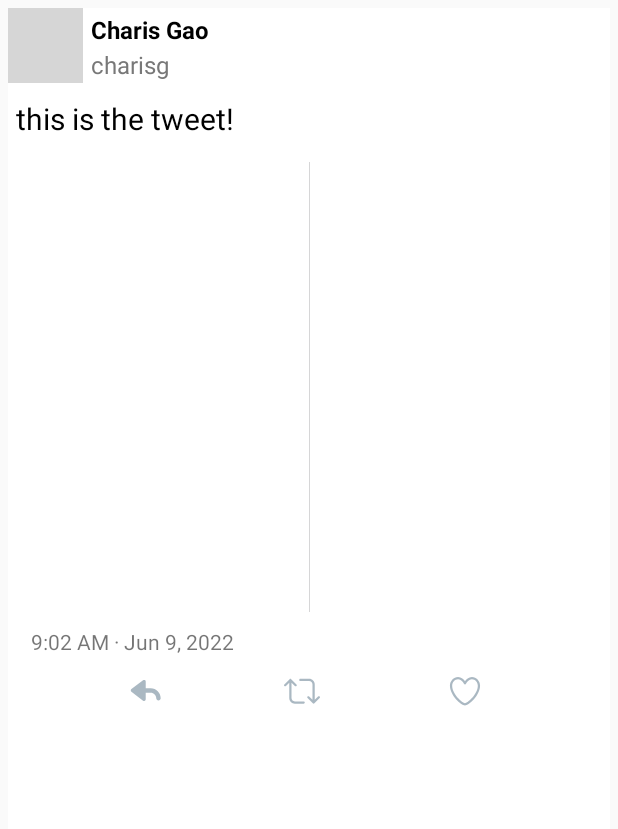
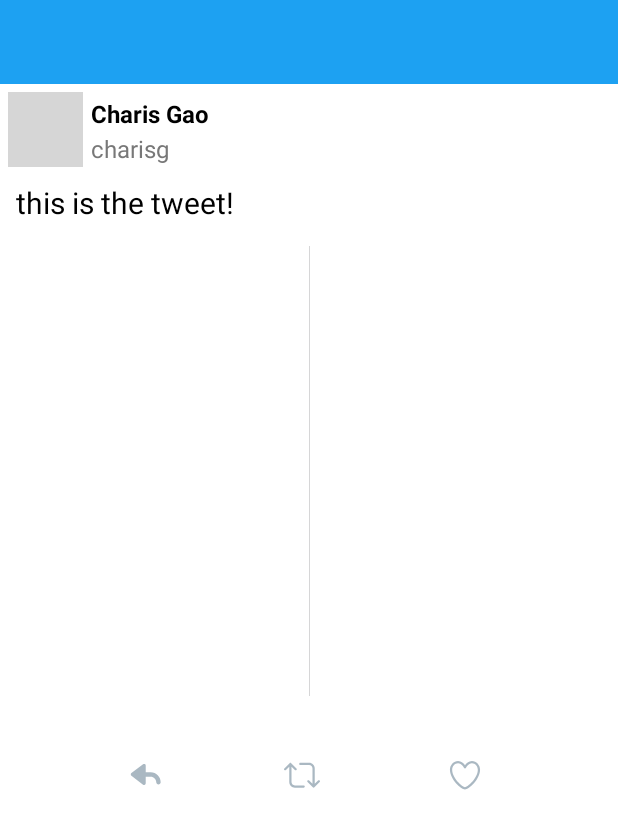
Before and after one commit to charisgao/Twitter, an Android app: the layout activity_tweet_details.xml on its own in the app's theme, with its tools: preview values and no code run, on a phone screen of 412 x 824 dp. Shown: the top 829 px of the screen. Run offline under Robolectric (Android 15) with nearby library versions, the phone set to English and light mode, and no system bars; grey boxes are pictures that could not be loaded.

Commit message:
responsive scrolling

```diff
--- a/app/build.gradle
+++ b/app/build.gradle
@@ -62,4 +62,9 @@ dependencies {
 
     // Swipe refresh layout
     implementation 'androidx.swiperefreshlayout:swiperefreshlayout:1.1.0'
+
+    // Reacting to scroll
+    implementation 'androidx.appcompat:appcompat:1.3.1'
+    implementation 'androidx.recyclerview:recyclerview:1.2.1'
+    implementation 'com.google.android.material:material:1.4.0'
 }
--- a/app/src/main/java/com/codepath/apps/restclienttemplate/TimelineActivity.java
+++ b/app/src/main/java/com/codepath/apps/restclienttemplate/TimelineActivity.java
@@ -2,6 +2,7 @@ package com.codepath.apps.restclienttemplate;
 
 import androidx.annotation.Nullable;
 import androidx.appcompat.app.AppCompatActivity;
+import androidx.appcompat.widget.Toolbar;
 import androidx.recyclerview.widget.DividerItemDecoration;
 import androidx.recyclerview.widget.LinearLayoutManager;
 import androidx.recyclerview.widget.RecyclerView;
@@ -69,9 +70,11 @@ public class TimelineActivity extends AppCompatActivity implements TweetsAdapter
         rvTweets.setLayoutManager(linearLayoutManager);
         rvTweets.setAdapter(adapter);
 
-
         DividerItemDecoration dividerItemDecoration = new DividerItemDecoration(this, linearLayoutManager.getOrientation());
         rvTweets.addItemDecoration(dividerItemDecoration);
+
+        Toolbar toolbar = (Toolbar) findViewById(R.id.toolbar);
+        setSupportActionBar(toolbar);
 
         populateHomeTimeline();
 
--- a/app/src/main/java/com/codepath/apps/restclienttemplate/TweetDetailsActivity.java
+++ b/app/src/main/java/com/codepath/apps/restclienttemplate/TweetDetailsActivity.java
@@ -1,6 +1,7 @@
 package com.codepath.apps.restclienttemplate;
 
 import androidx.appcompat.app.AppCompatActivity;
+import androidx.appcompat.widget.Toolbar;
 
 import android.content.Intent;
 import android.os.Bundle;
@@ -57,6 +58,9 @@ public class TweetDetailsActivity extends AppCompatActivity {
         ibRetweet = findViewById(R.id.ibRetweet);
         ibHeart = findViewById(R.id.ibHeart);
         tvDetailTimestamp = findViewById(R.id.tvDetailTimestamp);
+
+        Toolbar toolbarDetail = (Toolbar) findViewById(R.id.toolbarDetail);
+        setSupportActionBar(toolbarDetail);
 
         tweet = (Tweet) Parcels.unwrap(getIntent().getParcelableExtra(Tweet.class.getSimpleName()));
         position = getIntent().getIntExtra("position", 0);
--- a/app/src/main/res/drawable-xhdpi/ic_vector_compose.xml
+++ b/app/src/main/res/drawable-xhdpi/ic_vector_compose.xml
@@ -1,5 +1,5 @@
 <?xml version="1.0" encoding="utf-8"?>
-<vector android:height="24.0dip" android:width="24.0dip" android:viewportWidth="24.0" android:viewportHeight="24.0"
+<vector android:height="24.0dip" android:width="24.0dip" android:viewportWidth="24.0" android:viewportHeight="24.0" android:tint="#FFFFFF"
   xmlns:android="http://schemas.android.com/apk/res/android">
     <path android:fillColor="#ff000000" android:pathData="M23.38,3.282l-0.012,-0.116 -0.115,0.014c-0.085,0.01 -8.69,1.11 -13.636,11.09 -3.575,7.215 -3.372,9.326 -3.1,9.377 0.27,0.05 3.184,-6.168 6.342,-8.715 4.907,-1.075 6.206,-3.427 6.206,-3.427s-1.414,0.235 -1.97,0.21c-0.776,-0.038 -1.335,-0.216 -1.59,-0.315 1.267,-1.157 2.25,-1.377 3.29,-1.61 0.858,-0.19 1.746,-0.39 2.805,-1.145 2.16,-1.54 1.797,-5.207 1.78,-5.363zM8.802,7.504H5.93V4.63c0,-0.415 -0.338,-0.75 -0.753,-0.75s-0.752,0.335 -0.752,0.75v2.874H1.552c-0.415,0 -0.752,0.336 -0.752,0.752s0.337,0.752 0.752,0.752h2.873v2.873c0,0.417 0.337,0.753 0.752,0.753s0.752,-0.336 0.752,-0.752V9.01H8.8c0.415,0 0.752,-0.336 0.752,-0.752s-0.337,-0.752 -0.752,-0.752z" />
 </vector>
--- a/app/src/main/res/drawable-xhdpi/ic_vector_home.xml
+++ b/app/src/main/res/drawable-xhdpi/ic_vector_home.xml
@@ -1,5 +1,5 @@
 <?xml version="1.0" encoding="utf-8"?>
-<vector android:height="24.0dip" android:width="24.0dip" android:viewportWidth="24.0" android:viewportHeight="24.0"
+<vector android:height="24.0dip" android:width="24.0dip" android:viewportWidth="24.0" android:viewportHeight="24.0" android:tint="#FFFFFF"
   xmlns:android="http://schemas.android.com/apk/res/android">
     <path android:fillColor="#ff000000" android:pathData="M22.58,7.35L12.475,1.897c-0.297,-0.16 -0.654,-0.16 -0.95,0L1.425,7.35c-0.486,0.264 -0.667,0.87 -0.405,1.356 0.18,0.335 0.525,0.525 0.88,0.525 0.16,0 0.324,-0.038 0.475,-0.12l0.734,-0.396 1.59,11.25c0.216,1.214 1.31,2.062 2.66,2.062h9.282c1.35,0 2.444,-0.848 2.662,-2.088l1.588,-11.225 0.737,0.398c0.485,0.263 1.092,0.082 1.354,-0.404 0.263,-0.486 0.08,-1.093 -0.404,-1.355zM12,15.435c-1.795,0 -3.25,-1.455 -3.25,-3.25s1.455,-3.25 3.25,-3.25 3.25,1.455 3.25,3.25 -1.455,3.25 -3.25,3.25z" />
 </vector>
--- a/app/src/main/res/layout/activity_tweet_details.xml
+++ b/app/src/main/res/layout/activity_tweet_details.xml
@@ -1,11 +1,25 @@
 <?xml version="1.0" encoding="utf-8"?>
-<androidx.constraintlayout.widget.ConstraintLayout xmlns:android="http://schemas.android.com/apk/res/android"
+<LinearLayout
+    xmlns:android="http://schemas.android.com/apk/res/android"
     xmlns:app="http://schemas.android.com/apk/res-auto"
     xmlns:tools="http://schemas.android.com/tools"
     android:layout_width="match_parent"
     android:layout_height="match_parent"
+    android:orientation="vertical"
+    android:background="#FFFFFF">
+
+    <androidx.appcompat.widget.Toolbar
+        android:id="@+id/toolbarDetail"
+        android:layout_width="match_parent"
+        android:layout_height="wrap_content"
+        android:background="?attr/colorPrimary"
+        android:minHeight="?attr/actionBarSize"
+        android:theme="?attr/actionBarTheme" />
+
+    <androidx.constraintlayout.widget.ConstraintLayout
+        android:layout_width="match_parent"
+        android:layout_height="wrap_content"
         android:layout_margin="5dp"
-    android:background="#FFFFFF"
         tools:context=".TweetDetailsActivity">
 
         <ImageView
@@ -128,3 +142,5 @@
         </androidx.constraintlayout.widget.ConstraintLayout>
 
     </androidx.constraintlayout.widget.ConstraintLayout>
+
+</LinearLayout>
--- a/app/src/main/res/menu/menu_details.xml
+++ b/app/src/main/res/menu/menu_details.xml
@@ -4,7 +4,7 @@
 
     <item
         android:id="@+id/miHome"
-        android:icon="@drawable/ic_launcher_twitter"
+        android:icon="@drawable/ic_vector_home"
         app:showAsAction="always" />
 
 </menu>
--- a/app/src/main/res/menu/menu_main.xml
+++ b/app/src/main/res/menu/menu_main.xml
@@ -12,7 +12,7 @@
 
     <item
         android:id="@+id/compose"
-        android:icon="@android:drawable/ic_menu_edit"
+        android:icon="@drawable/ic_vector_compose"
         android:title="Compose"
         app:showAsAction="always" />
 
--- a/app/src/main/res/values/styles.xml
+++ b/app/src/main/res/values/styles.xml
@@ -1,6 +1,6 @@
 <resources>
 
-    <style name="AppBaseTheme" parent="Theme.AppCompat.Light.DarkActionBar">
+    <style name="AppBaseTheme" parent="Theme.AppCompat.Light.NoActionBar">
         <!--
             Theme customizations available in newer API levels can go in
             res/values-vXX/styles.xml, while customizations related to
@@ -12,6 +12,7 @@
     <!-- Application theme. -->
     <style name="AppTheme" parent="AppBaseTheme">
         <!-- All customizations that are NOT specific to a particular API-level can go here. -->
+        <item name="android:textColor">#FFFFFF</item>
     </style>
 
     <style name="counterText">
```
Also changed, not shown: app/src/main/res/layout/activity_timeline.xml (+31 -4 lines), 1 other file. Lines whose indentation alone changed are shown as unchanged.
